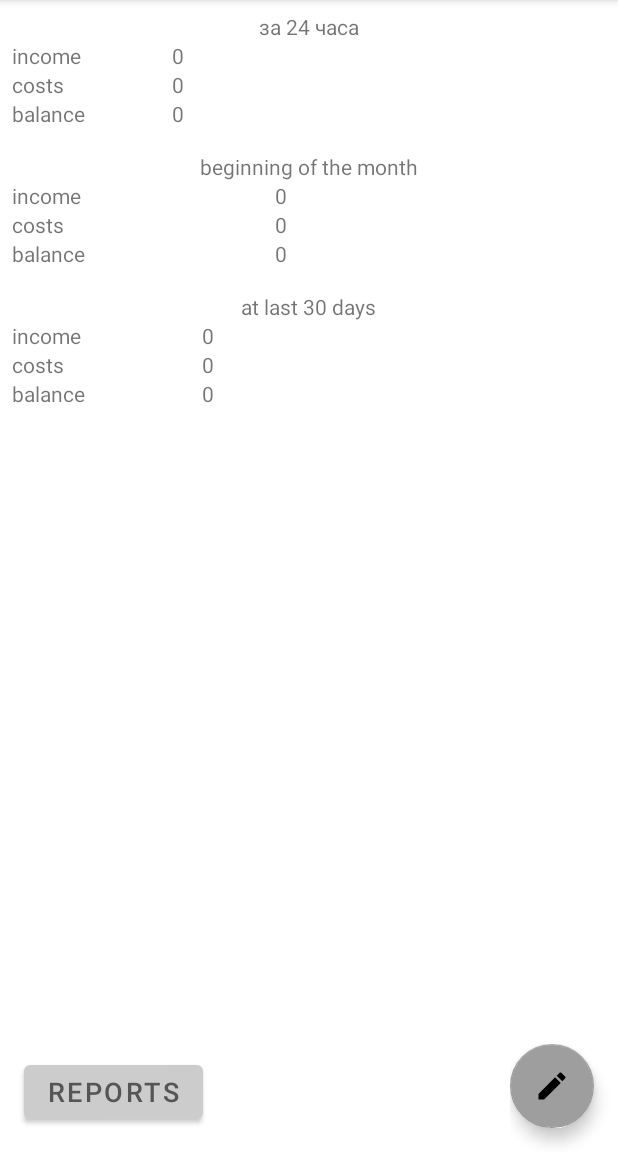
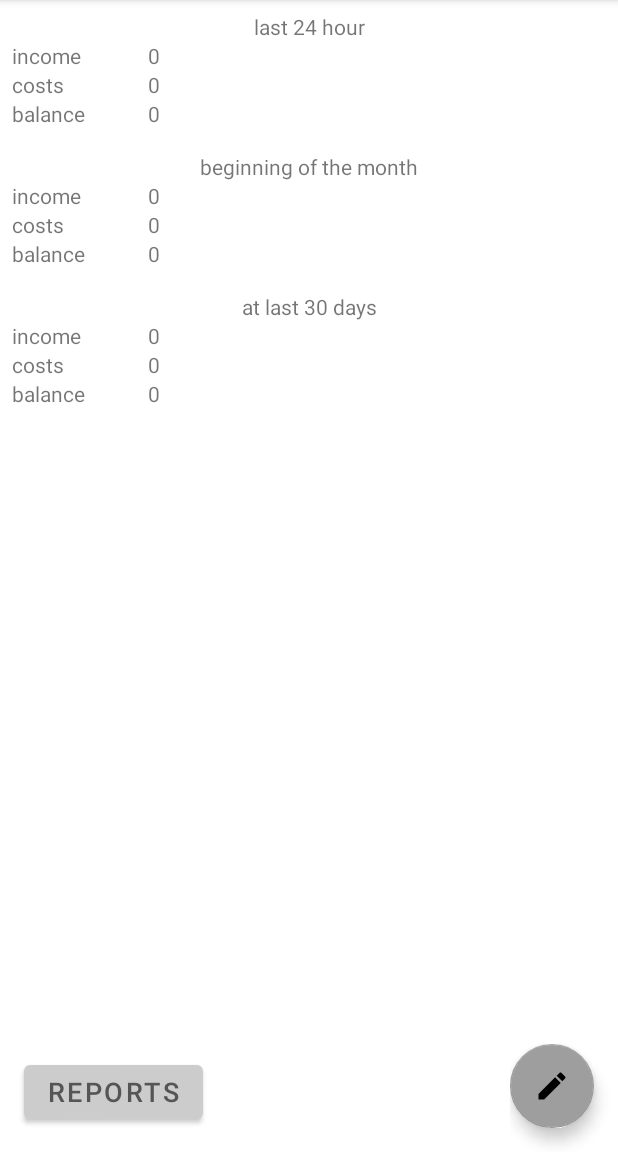
Before and after one commit to chicony83/homeBuch, an Android app: the screen it shows after launch (MainActivity), on a phone screen of 412 x 824 dp, the part 84-1236 px from its top. Run offline under Robolectric (Android 15) with nearby library versions, the phone set to English and light mode, and no system bars.

Commit message:
values renamed headers correcting

```diff
--- a/app/src/main/res/layout/money_24_hour.xml
+++ b/app/src/main/res/layout/money_24_hour.xml
@@ -4,10 +4,9 @@
     style="@style/MainStatisticsArea"
     tools:ignore="MissingConstraints">
 
-    <TableRow android:gravity="center">
-
-        <TextView android:text="за 24 часа" />
-    </TableRow>
+    <TextView
+        android:gravity="center"
+        android:text="@string/header_24_hour" />
 
     <TableRow>
 
@@ -40,7 +39,7 @@
             android:text="@string/balance_text" />
 
         <TextView
-            android:id="@+id/totalMoney24hour_value"
+            android:id="@+id/totalMoneyBalancePer24hour_value"
             style="@style/MainStatisticsRow_value"
             android:text="0" />
     </TableRow>
--- a/app/src/main/res/layout/money_beginning_of_the_month.xml
+++ b/app/src/main/res/layout/money_beginning_of_the_month.xml
@@ -4,10 +4,9 @@
     style="@style/MainStatisticsArea"
     tools:ignore="MissingConstraints">
 
-    <TableRow android:gravity="center">
-
-        <TextView android:text="@string/header_beginning_month" />
-    </TableRow>
+    <TextView
+        android:gravity="center"
+        android:text="@string/header_beginning_month" />
 
     <TableRow>
 
@@ -16,7 +15,7 @@
             android:text="@string/incomingMoney_text" />
 
         <TextView
-            android:id="@+id/incomingMoney24hour_value"
+            android:id="@+id/incomingMoneyBeginningMonth_value"
             style="@style/MainStatisticsRow_value"
             android:text="0" />
     </TableRow>
@@ -28,7 +27,7 @@
             android:text="@string/costMoney_text" />
 
         <TextView
-            android:id="@+id/costsMoney24hour_value"
+            android:id="@+id/costsMoneyBeginningMonth_value"
             style="@style/MainStatisticsRow_value"
             android:text="0" />
     </TableRow>
@@ -40,7 +39,7 @@
             android:text="@string/balance_text" />
 
         <TextView
-            android:id="@+id/totalMoney24hour_value"
+            android:id="@+id/totalMoneyBalanceBeginningMonth_value"
             style="@style/MainStatisticsRow_value"
             android:text="0" />
     </TableRow>
--- a/app/src/main/res/layout/money_per_last_month.xml
+++ b/app/src/main/res/layout/money_per_last_month.xml
@@ -4,10 +4,9 @@
     style="@style/MainStatisticsArea"
     tools:ignore="MissingConstraints">
 
-    <TableRow android:gravity="center">
-
-        <TextView android:text="@string/header_at_last_30_days" />
-    </TableRow>
+    <TextView
+        android:gravity="center"
+        android:text="@string/header_at_last_30_days" />
 
     <TableRow>
 
@@ -16,7 +15,7 @@
             android:text="@string/incomingMoney_text" />
 
         <TextView
-            android:id="@+id/incomingMoney24hour_value"
+            android:id="@+id/incomingMoneyPerLastMonth_value"
             style="@style/MainStatisticsRow_value"
             android:text="0" />
     </TableRow>
@@ -28,7 +27,7 @@
             android:text="@string/costMoney_text" />
 
         <TextView
-            android:id="@+id/costsMoney24hour_value"
+            android:id="@+id/costsMoneyPerLastMonth_value"
             style="@style/MainStatisticsRow_value"
             android:text="0" />
     </TableRow>
@@ -40,7 +39,7 @@
             android:text="@string/balance_text" />
 
         <TextView
-            android:id="@+id/totalMoney24hour_value"
+            android:id="@+id/totalMoneyBalancePerLastMonth_value"
             style="@style/MainStatisticsRow_value"
             android:text="0" />
     </TableRow>
```
Also changed, not shown: 1 other file.
